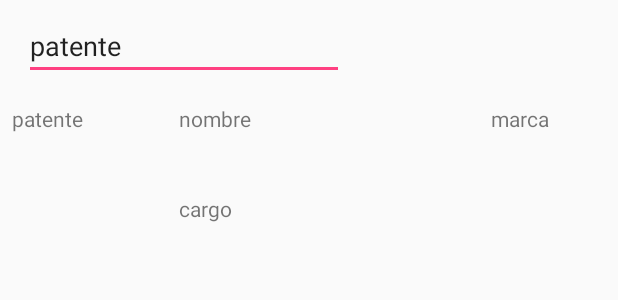
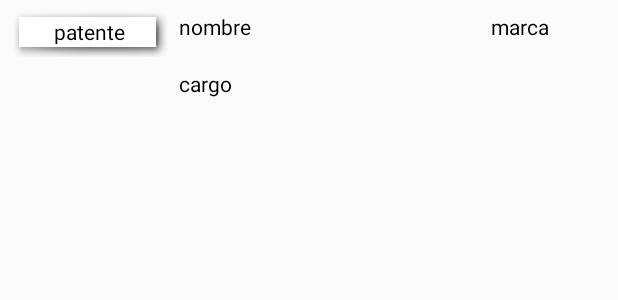
Before and after one commit to Grupo4Priscila/ProyectoFinal, an Android app: the layout patente.xml on its own in the app's theme, with its tools: preview values and no code run, on a phone screen of 412 x 824 dp. Shown: the top 300 px of the screen. Run offline under Robolectric (Android 15) with nearby library versions, the phone set to English and light mode, and no system bars.

Commit message:
se arreglo el adaptador y se modifico el diseño de las patentes

```diff
--- a/app/src/main/java/cl/ucn/disc/dam/autolog/MainActivity.java
+++ b/app/src/main/java/cl/ucn/disc/dam/autolog/MainActivity.java
@@ -61,7 +61,7 @@ public class MainActivity extends AppCompatActivity {
 
         Vehiculo v1 = new Vehiculo();// new Vehiculo(p1,"bbbb00", "toyota", "azul", "caminon", 2017, "esta chocado");
         v1.setResponsable(p1);
-        v1.setPatente("bbbb00");
+        v1.setPatente("BB-BB-00");
         v1.setMarca("toyota");
         v1.setColor("azul");
         v1.setModelo("camioneta");
--- /dev/null
+++ b/app/src/main/res/font/font.xml
@@ -0,0 +1,4 @@
+<?xml version="1.0" encoding="utf-8"?>
+<font-family xmlns:android="http://schemas.android.com/apk/res/android">
+
+</font-family>
--- a/app/src/main/res/layout/activity_main.xml
+++ b/app/src/main/res/layout/activity_main.xml
@@ -4,8 +4,8 @@
     xmlns:tools="http://schemas.android.com/tools"
     android:layout_width="match_parent"
     android:layout_height="match_parent"
-    tools:context="cl.ucn.disc.dam.autolog.MainActivity"
-    android:orientation="vertical">
+    android:orientation="vertical"
+    tools:context="cl.ucn.disc.dam.autolog.MainActivity">
 
     <ListView
         android:id="@+id/listapatente"
--- a/app/src/main/res/layout/patente.xml
+++ b/app/src/main/res/layout/patente.xml
@@ -4,36 +4,30 @@
     xmlns:tools="http://schemas.android.com/tools"
     android:id="@+id/linearLayout"
     android:layout_width="match_parent"
+    android:orientation="vertical"
     android:layout_height="match_parent">
-
-    <EditText
-        android:id="@+id/escribePatente"
-        android:layout_width="wrap_content"
-        android:layout_height="wrap_content"
-        android:layout_marginStart="16dp"
-        android:layout_marginTop="8dp"
-        android:ems="10"
-        android:inputType="textPersonName"
-        app:layout_constraintStart_toStartOf="parent"
-        app:layout_constraintTop_toTopOf="parent"
-        tools:text="patente" />
 
     <android.support.constraint.ConstraintLayout xmlns:android="http://schemas.android.com/apk/res/android"
         android:id="@+id/linearLayout2"
         android:layout_width="match_parent"
-        android:layout_height="113dp"
-        android:layout_marginTop="8dp"
-        app:layout_constraintTop_toBottomOf="@+id/escribePatente"
-        tools:layout_editor_absoluteX="0dp"
-        tools:ignore="MissingConstraints">
+        android:layout_height="90dp"
+        tools:ignore="MissingConstraints"
+        tools:layout_editor_absoluteX="0dp">
 
         <TextView
             android:id="@+id/patente"
             android:layout_width="103dp"
-            android:layout_height="93dp"
+            android:layout_height="30dp"
             android:layout_marginStart="8dp"
             android:layout_marginTop="8dp"
+            android:allowUndo="false"
+            android:background="@android:drawable/picture_frame"
+            android:fontFamily="@font/fe"
+            android:gravity="center"
+            android:paddingLeft="5dp"
+            android:paddingRight="5dp"
             android:text="patente"
+            android:textColor="@android:color/background_dark"
             app:layout_constraintStart_toStartOf="parent"
             app:layout_constraintTop_toTopOf="parent"
             tools:ignore="MissingConstraints" />
@@ -41,12 +35,13 @@
         <TextView
             android:id="@+id/marcaVehiculo"
             android:layout_width="66dp"
-            android:layout_height="92dp"
+            android:layout_height="30dp"
             android:layout_marginEnd="8dp"
             android:layout_marginStart="8dp"
             android:layout_marginTop="8dp"
             android:onClick="ShowPopup_datos"
             android:text="marca"
+            android:textColor="@android:color/background_dark"
             app:layout_constraintEnd_toEndOf="parent"
             app:layout_constraintStart_toEndOf="@+id/responsable"
             app:layout_constraintTop_toTopOf="parent"
@@ -56,10 +51,11 @@
         <TextView
             android:id="@+id/responsable"
             android:layout_width="189dp"
-            android:layout_height="52dp"
+            android:layout_height="30dp"
             android:layout_marginStart="8dp"
             android:layout_marginTop="8dp"
             android:text="nombre"
+            android:textColor="@android:color/background_dark"
             app:layout_constraintStart_toEndOf="@+id/patente"
             app:layout_constraintTop_toTopOf="parent"
             tools:ignore="MissingConstraints" />
@@ -71,6 +67,7 @@
             android:layout_marginStart="8dp"
             android:layout_marginTop="8dp"
             android:text="cargo"
+            android:textColor="@android:color/black"
             app:layout_constraintStart_toEndOf="@+id/patente"
             app:layout_constraintTop_toBottomOf="@+id/responsable" />
 
```
Also changed, not shown: app/src/main/java/cl/ucn/disc/dam/autolog/adapters/Adaptador.java (+36 -44 lines), app/src/main/res/font/fe.TTF (added).
